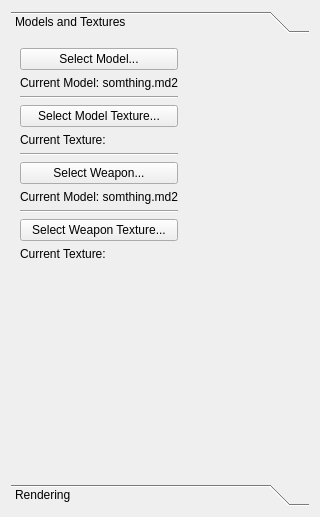
Qt form src/SideBar.ui (adickin/Md2-Viewer) before a commit.
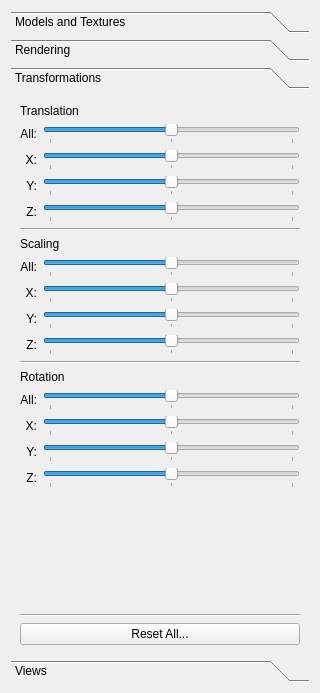
The same form after that commit. The open tabs and pages were chosen to show the change.

```diff
--- a/src/SideBar.ui
+++ b/src/SideBar.ui
@@ -7,7 +7,7 @@
     <x>0</x>
     <y>0</y>
     <width>320</width>
-    <height>517</height>
+    <height>693</height>
    </rect>
   </property>
   <property name="sizePolicy">
@@ -43,7 +43,7 @@
         <x>0</x>
         <y>0</y>
         <width>302</width>
-        <height>435</height>
+        <height>547</height>
        </rect>
       </property>
       <attribute name="label">
@@ -135,19 +135,6 @@
              </item>
             </layout>
            </item>
-           <item>
-            <spacer name="horizontalSpacer_14">
-             <property name="orientation">
-              <enum>Qt::Horizontal</enum>
-             </property>
-             <property name="sizeHint" stdset="0">
-              <size>
-               <width>13</width>
-               <height>108</height>
-              </size>
-             </property>
-            </spacer>
-           </item>
           </layout>
          </item>
          <item>
@@ -281,6 +268,960 @@
        </item>
       </layout>
      </widget>
+     <widget class="QWidget" name="pageThree">
+      <property name="geometry">
+       <rect>
+        <x>0</x>
+        <y>0</y>
+        <width>302</width>
+        <height>547</height>
+       </rect>
+      </property>
+      <attribute name="label">
+       <string>Transformations</string>
+      </attribute>
+      <layout class="QVBoxLayout" name="verticalLayout_36">
+       <item>
+        <layout class="QVBoxLayout" name="verticalLayout_26">
+         <item>
+          <layout class="QVBoxLayout" name="verticalLayout_27">
+           <item>
+            <widget class="QLabel" name="label_32">
+             <property name="text">
+              <string>Translation</string>
+             </property>
+            </widget>
+           </item>
+           <item>
+            <layout class="QHBoxLayout" name="horizontalLayout_9">
+             <item>
+              <layout class="QVBoxLayout" name="verticalLayout_28">
+               <item>
+                <widget class="QLabel" name="label_33">
+                 <property name="text">
+                  <string>All:</string>
+                 </property>
+                 <property name="alignment">
+                  <set>Qt::AlignRight|Qt::AlignTrailing|Qt::AlignVCenter</set>
+                 </property>
+                </widget>
+               </item>
+               <item>
+                <widget class="QLabel" name="label_34">
+                 <property name="text">
+                  <string>X:</string>
+                 </property>
+                 <property name="alignment">
+                  <set>Qt::AlignRight|Qt::AlignTrailing|Qt::AlignVCenter</set>
+                 </property>
+                </widget>
+               </item>
+               <item>
+                <widget class="QLabel" name="label_35">
+                 <property name="text">
+                  <string>Y:</string>
+                 </property>
+                 <property name="alignment">
+                  <set>Qt::AlignRight|Qt::AlignTrailing|Qt::AlignVCenter</set>
+                 </property>
+                </widget>
+               </item>
+               <item>
+                <widget class="QLabel" name="label_36">
+                 <property name="text">
+                  <string>Z:</string>
+                 </property>
+                 <property name="alignment">
+                  <set>Qt::AlignRight|Qt::AlignTrailing|Qt::AlignVCenter</set>
+                 </property>
+                </widget>
+               </item>
+              </layout>
+             </item>
+             <item>
+              <layout class="QVBoxLayout" name="verticalLayout_29">
+               <item>
+                <widget class="QSlider" name="allTranslationSlider">
+                 <property name="minimum">
+                  <number>-180</number>
+                 </property>
+                 <property name="maximum">
+                  <number>180</number>
+                 </property>
+                 <property name="orientation">
+                  <enum>Qt::Horizontal</enum>
+                 </property>
+                 <property name="tickPosition">
+                  <enum>QSlider::TicksBelow</enum>
+                 </property>
+                 <property name="tickInterval">
+                  <number>180</number>
+                 </property>
+                </widget>
+               </item>
+               <item>
+                <widget class="QSlider" name="xTranslationSlider">
+                 <property name="minimum">
+                  <number>-180</number>
+                 </property>
+                 <property name="maximum">
+                  <number>180</number>
+                 </property>
+                 <property name="orientation">
+                  <enum>Qt::Horizontal</enum>
+                 </property>
+                 <property name="tickPosition">
+                  <enum>QSlider::TicksBelow</enum>
+                 </property>
+                 <property name="tickInterval">
+                  <number>180</number>
+                 </property>
+                </widget>
+               </item>
+               <item>
+                <widget class="QSlider" name="yTranslationSlider">
+                 <property name="minimum">
+                  <number>-180</number>
+                 </property>
+                 <property name="maximum">
+                  <number>180</number>
+                 </property>
+                 <property name="orientation">
+                  <enum>Qt::Horizontal</enum>
+                 </property>
+                 <property name="tickPosition">
+                  <enum>QSlider::TicksBelow</enum>
+                 </property>
+                 <property name="tickInterval">
+                  <number>180</number>
+                 </property>
+                </widget>
+               </item>
+               <item>
+                <widget class="QSlider" name="zTranslationSlider">
+                 <property name="minimum">
+                  <number>-180</number>
+                 </property>
+                 <property name="maximum">
+                  <number>180</number>
+                 </property>
+                 <property name="orientation">
+                  <enum>Qt::Horizontal</enum>
+                 </property>
+                 <property name="tickPosition">
+                  <enum>QSlider::TicksBelow</enum>
+                 </property>
+                 <property name="tickInterval">
+                  <number>180</number>
+                 </property>
+                </widget>
+               </item>
+              </layout>
+             </item>
+            </layout>
+           </item>
+          </layout>
+         </item>
+         <item>
+          <widget class="Line" name="line_3">
+           <property name="orientation">
+            <enum>Qt::Horizontal</enum>
+           </property>
+          </widget>
+         </item>
+         <item>
+          <layout class="QVBoxLayout" name="verticalLayout_30">
+           <item>
+            <widget class="QLabel" name="label_37">
+             <property name="text">
+              <string>Scaling</string>
+             </property>
+            </widget>
+           </item>
+           <item>
+            <layout class="QHBoxLayout" name="horizontalLayout_10">
+             <item>
+              <layout class="QVBoxLayout" name="verticalLayout_31">
+               <item>
+                <widget class="QLabel" name="label_38">
+                 <property name="text">
+                  <string>All:</string>
+                 </property>
+                 <property name="alignment">
+                  <set>Qt::AlignRight|Qt::AlignTrailing|Qt::AlignVCenter</set>
+                 </property>
+                </widget>
+               </item>
+               <item>
+                <widget class="QLabel" name="label_39">
+                 <property name="text">
+                  <string>X:</string>
+                 </property>
+                 <property name="alignment">
+                  <set>Qt::AlignRight|Qt::AlignTrailing|Qt::AlignVCenter</set>
+                 </property>
+                </widget>
+               </item>
+               <item>
+                <widget class="QLabel" name="label_40">
+                 <property name="text">
+                  <string>Y:</string>
+                 </property>
+                 <property name="alignment">
+                  <set>Qt::AlignRight|Qt::AlignTrailing|Qt::AlignVCenter</set>
+                 </property>
+                </widget>
+               </item>
+               <item>
+                <widget class="QLabel" name="label_41">
+                 <property name="text">
+                  <string>Z:</string>
+                 </property>
+                 <property name="alignment">
+                  <set>Qt::AlignRight|Qt::AlignTrailing|Qt::AlignVCenter</set>
+                 </property>
+                </widget>
+               </item>
+              </layout>
+             </item>
+             <item>
+              <layout class="QVBoxLayout" name="verticalLayout_32">
+               <item>
+                <widget class="QSlider" name="allScaleSlider">
+                 <property name="minimum">
+                  <number>-180</number>
+                 </property>
+                 <property name="maximum">
+                  <number>180</number>
+                 </property>
+                 <property name="orientation">
+                  <enum>Qt::Horizontal</enum>
+                 </property>
+                 <property name="tickPosition">
+                  <enum>QSlider::TicksBelow</enum>
+                 </property>
+                 <property name="tickInterval">
+                  <number>180</number>
+                 </property>
+                </widget>
+               </item>
+               <item>
+                <widget class="QSlider" name="xScaleSlider">
+                 <property name="minimum">
+                  <number>-180</number>
+                 </property>
+                 <property name="maximum">
+                  <number>180</number>
+                 </property>
+                 <property name="orientation">
+                  <enum>Qt::Horizontal</enum>
+                 </property>
+                 <property name="tickPosition">
+                  <enum>QSlider::TicksBelow</enum>
+                 </property>
+                 <property name="tickInterval">
+                  <number>180</number>
+                 </property>
+                </widget>
+               </item>
+               <item>
+                <widget class="QSlider" name="yScaleSlider">
+                 <property name="minimum">
+                  <number>-180</number>
+                 </property>
+                 <property name="maximum">
+                  <number>180</number>
+                 </property>
+                 <property name="orientation">
+                  <enum>Qt::Horizontal</enum>
+                 </property>
+                 <property name="tickPosition">
+                  <enum>QSlider::TicksBelow</enum>
+                 </property>
+                 <property name="tickInterval">
+                  <number>180</number>
+                 </property>
+                </widget>
+               </item>
+               <item>
+                <widget class="QSlider" name="zScaleSlider">
+                 <property name="minimum">
+                  <number>-180</number>
+                 </property>
+                 <property name="maximum">
+                  <number>180</number>
+                 </property>
+                 <property name="orientation">
+                  <enum>Qt::Horizontal</enum>
+                 </property>
+                 <property name="tickPosition">
+                  <enum>QSlider::TicksBelow</enum>
+                 </property>
+                 <property name="tickInterval">
+                  <number>180</number>
+                 </property>
+                </widget>
+               </item>
+              </layout>
+             </item>
+            </layout>
+           </item>
+          </layout>
+         </item>
+         <item>
+          <widget class="Line" name="line_2">
+           <property name="orientation">
+            <enum>Qt::Horizontal</enum>
+           </property>
+          </widget>
+         </item>
+         <item>
+          <layout class="QVBoxLayout" name="verticalLayout_33">
+           <item>
+            <widget class="QLabel" name="label_42">
+             <property name="text">
+              <string>Rotation</string>
+             </property>
+            </widget>
+           </item>
+           <item>
+            <layout class="QHBoxLayout" name="horizontalLayout_11">
+             <item>
+              <layout class="QVBoxLayout" name="verticalLayout_34">
+               <item>
+                <widget class="QLabel" name="label_43">
+                 <property name="text">
+                  <string>All:</string>
+                 </property>
+                 <property name="alignment">
+                  <set>Qt::AlignRight|Qt::AlignTrailing|Qt::AlignVCenter</set>
+                 </property>
+                </widget>
+               </item>
+               <item>
+                <widget class="QLabel" name="label_44">
+                 <property name="text">
+                  <string>X:</string>
+                 </property>
+                 <property name="alignment">
+                  <set>Qt::AlignRight|Qt::AlignTrailing|Qt::AlignVCenter</set>
+                 </property>
+                </widget>
+               </item>
+               <item>
+                <widget class="QLabel" name="label_45">
+                 <property name="text">
+                  <string>Y:</string>
+                 </property>
+                 <property name="alignment">
+                  <set>Qt::AlignRight|Qt::AlignTrailing|Qt::AlignVCenter</set>
+                 </property>
+                </widget>
+               </item>
+               <item>
+                <widget class="QLabel" name="label_46">
+                 <property name="text">
+                  <string>Z:</string>
+                 </property>
+                 <property name="alignment">
+                  <set>Qt::AlignRight|Qt::AlignTrailing|Qt::AlignVCenter</set>
+                 </property>
+                </widget>
+               </item>
+              </layout>
+             </item>
+             <item>
+              <layout class="QVBoxLayout" name="verticalLayout_35">
+               <item>
+                <widget class="QSlider" name="allRotationSlider">
+                 <property name="minimum">
+                  <number>-180</number>
+                 </property>
+                 <property name="maximum">
+                  <number>180</number>
+                 </property>
+                 <property name="orientation">
+                  <enum>Qt::Horizontal</enum>
+                 </property>
+                 <property name="tickPosition">
+                  <enum>QSlider::TicksBelow</enum>
+                 </property>
+                 <property name="tickInterval">
+                  <number>180</number>
+                 </property>
+                </widget>
+               </item>
+               <item>
+                <widget class="QSlider" name="xRotationSlider">
+                 <property name="minimum">
+                  <number>-180</number>
+                 </property>
+                 <property name="maximum">
+                  <number>180</number>
+                 </property>
+                 <property name="orientation">
+                  <enum>Qt::Horizontal</enum>
+                 </property>
+                 <property name="tickPosition">
+                  <enum>QSlider::TicksBelow</enum>
+                 </property>
+                 <property name="tickInterval">
+                  <number>180</number>
+                 </property>
+                </widget>
+               </item>
+               <item>
+                <widget class="QSlider" name="yRotationSlider">
+                 <property name="minimum">
+                  <number>-180</number>
+                 </property>
+                 <property name="maximum">
+                  <number>180</number>
+                 </property>
+                 <property name="orientation">
+                  <enum>Qt::Horizontal</enum>
+                 </property>
+                 <property name="tickPosition">
+                  <enum>QSlider::TicksBelow</enum>
+                 </property>
+                 <property name="tickInterval">
+                  <number>180</number>
+                 </property>
+                </widget>
+               </item>
+               <item>
+                <widget class="QSlider" name="zRotationSlider">
+                 <property name="minimum">
+                  <number>-180</number>
+                 </property>
+                 <property name="maximum">
+                  <number>180</number>
+                 </property>
+                 <property name="orientation">
+                  <enum>Qt::Horizontal</enum>
+                 </property>
+                 <property name="tickPosition">
+                  <enum>QSlider::TicksBelow</enum>
+                 </property>
+                 <property name="tickInterval">
+                  <number>180</number>
+                 </property>
+                </widget>
+               </item>
+              </layout>
+             </item>
+            </layout>
+           </item>
+          </layout>
+         </item>
+         <item>
+          <spacer name="verticalSpacer_5">
+           <property name="orientation">
+            <enum>Qt::Vertical</enum>
+           </property>
+           <property name="sizeHint" stdset="0">
+            <size>
+             <width>20</width>
+             <height>40</height>
+            </size>
+           </property>
+          </spacer>
+         </item>
+         <item>
+          <widget class="Line" name="line_4">
+           <property name="orientation">
+            <enum>Qt::Horizontal</enum>
+           </property>
+          </widget>
+         </item>
+         <item>
+          <widget class="QPushButton" name="resetAllButtonTransformation">
+           <property name="text">
+            <string>Reset All...</string>
+           </property>
+          </widget>
+         </item>
+        </layout>
+       </item>
+      </layout>
+     </widget>
+     <widget class="QWidget" name="pageFour">
+      <property name="geometry">
+       <rect>
+        <x>0</x>
+        <y>0</y>
+        <width>114</width>
+        <height>542</height>
+       </rect>
+      </property>
+      <attribute name="label">
+       <string>Views</string>
+      </attribute>
+      <layout class="QVBoxLayout" name="verticalLayout_47">
+       <item>
+        <layout class="QVBoxLayout" name="verticalLayout_37">
+         <item>
+          <layout class="QVBoxLayout" name="verticalLayout_38">
+           <item>
+            <widget class="QLabel" name="label_47">
+             <property name="text">
+              <string>Location</string>
+             </property>
+            </widget>
+           </item>
+           <item>
+            <layout class="QHBoxLayout" name="horizontalLayout_12">
+             <item>
+              <layout class="QVBoxLayout" name="verticalLayout_39">
+               <item>
+                <widget class="QLabel" name="label_48">
+                 <property name="text">
+                  <string>All:</string>
+                 </property>
+                 <property name="alignment">
+                  <set>Qt::AlignRight|Qt::AlignTrailing|Qt::AlignVCenter</set>
+                 </property>
+                </widget>
+               </item>
+               <item>
+                <widget class="QLabel" name="label_49">
+                 <property name="text">
+                  <string>X:</string>
+                 </property>
+                 <property name="alignment">
+                  <set>Qt::AlignRight|Qt::AlignTrailing|Qt::AlignVCenter</set>
+                 </property>
+                </widget>
+               </item>
+               <item>
+                <widget class="QLabel" name="label_50">
+                 <property name="text">
+                  <string>Y:</string>
+                 </property>
+                 <property name="alignment">
+                  <set>Qt::AlignRight|Qt::AlignTrailing|Qt::AlignVCenter</set>
+                 </property>
+                </widget>
+               </item>
+               <item>
+                <widget class="QLabel" name="label_51">
+                 <property name="text">
+                  <string>Z:</string>
+                 </property>
+                 <property name="alignment">
+                  <set>Qt::AlignRight|Qt::AlignTrailing|Qt::AlignVCenter</set>
+                 </property>
+                </widget>
+               </item>
+              </layout>
+             </item>
+             <item>
+              <layout class="QVBoxLayout" name="verticalLayout_40">
+               <item>
+                <widget class="QSlider" name="allLocationSlider">
+                 <property name="minimum">
+                  <number>-180</number>
+                 </property>
+                 <property name="maximum">
+                  <number>180</number>
+                 </property>
+                 <property name="orientation">
+                  <enum>Qt::Horizontal</enum>
+                 </property>
+                 <property name="tickPosition">
+                  <enum>QSlider::TicksBelow</enum>
+                 </property>
+                 <property name="tickInterval">
+                  <number>180</number>
+                 </property>
+                </widget>
+               </item>
+               <item>
+                <widget class="QSlider" name="xLocationSlider">
+                 <property name="minimum">
+                  <number>-180</number>
+                 </property>
+                 <property name="maximum">
+                  <number>180</number>
+                 </property>
+                 <property name="orientation">
+                  <enum>Qt::Horizontal</enum>
+                 </property>
+                 <property name="tickPosition">
+                  <enum>QSlider::TicksBelow</enum>
+                 </property>
+                 <property name="tickInterval">
+                  <number>180</number>
+                 </property>
+                </widget>
+               </item>
+               <item>
+                <widget class="QSlider" name="yLocationSlider">
+                 <property name="minimum">
+                  <number>-180</number>
+                 </property>
+                 <property name="maximum">
+                  <number>180</number>
+                 </property>
+                 <property name="orientation">
+                  <enum>Qt::Horizontal</enum>
+                 </property>
+                 <property name="tickPosition">
+                  <enum>QSlider::TicksBelow</enum>
+                 </property>
+                 <property name="tickInterval">
+                  <number>180</number>
+                 </property>
+                </widget>
+               </item>
+               <item>
+                <widget class="QSlider" name="zLocationSlider">
+                 <property name="minimum">
+                  <number>-180</number>
+                 </property>
+                 <property name="maximum">
+                  <number>180</number>
+                 </property>
+                 <property name="orientation">
+                  <enum>Qt::Horizontal</enum>
+                 </property>
+                 <property name="tickPosition">
+                  <enum>QSlider::TicksBelow</enum>
+                 </property>
+                 <property name="tickInterval">
+                  <number>180</number>
+                 </property>
+                </widget>
+               </item>
+              </layout>
+             </item>
+            </layout>
+           </item>
+          </layout>
+         </item>
+         <item>
+          <widget class="Line" name="line_5">
+           <property name="orientation">
+            <enum>Qt::Horizontal</enum>
+           </property>
+          </widget>
+         </item>
+         <item>
+          <layout class="QVBoxLayout" name="verticalLayout_41">
+           <item>
+            <widget class="QLabel" name="label_52">
+             <property name="text">
+              <string>Orientation</string>
+             </property>
+            </widget>
+           </item>
+           <item>
+            <layout class="QHBoxLayout" name="horizontalLayout_13">
+             <item>
+              <layout class="QVBoxLayout" name="verticalLayout_42">
+               <item>
+                <widget class="QLabel" name="label_53">
+                 <property name="text">
+                  <string>All:</string>
+                 </property>
+                 <property name="alignment">
+                  <set>Qt::AlignRight|Qt::AlignTrailing|Qt::AlignVCenter</set>
+                 </property>
+                </widget>
+               </item>
+               <item>
+                <widget class="QLabel" name="label_54">
+                 <property name="text">
+                  <string>X:</string>
+                 </property>
+                 <property name="alignment">
+                  <set>Qt::AlignRight|Qt::AlignTrailing|Qt::AlignVCenter</set>
+                 </property>
+                </widget>
+               </item>
+               <item>
+                <widget class="QLabel" name="label_55">
+                 <property name="text">
+                  <string>Y:</string>
+                 </property>
+                 <property name="alignment">
+                  <set>Qt::AlignRight|Qt::AlignTrailing|Qt::AlignVCenter</set>
+                 </property>
+                </widget>
+               </item>
+               <item>
+                <widget class="QLabel" name="label_56">
+                 <property name="text">
+                  <string>Z:</string>
+                 </property>
+                 <property name="alignment">
+                  <set>Qt::AlignRight|Qt::AlignTrailing|Qt::AlignVCenter</set>
+                 </property>
+                </widget>
+               </item>
+              </layout>
+             </item>
+             <item>
+              <layout class="QVBoxLayout" name="verticalLayout_43">
+               <item>
+                <widget class="QSlider" name="allOrientationSlider">
+                 <property name="minimum">
+                  <number>-180</number>
+                 </property>
+                 <property name="maximum">
+                  <number>180</number>
+                 </property>
+                 <property name="orientation">
+                  <enum>Qt::Horizontal</enum>
+                 </property>
+                 <property name="tickPosition">
+                  <enum>QSlider::TicksBelow</enum>
+                 </property>
+                 <property name="tickInterval">
+                  <number>180</number>
+                 </property>
+                </widget>
+               </item>
+               <item>
+                <widget class="QSlider" name="xOrientationSlider">
+                 <property name="minimum">
+                  <number>-180</number>
+                 </property>
+                 <property name="maximum">
+                  <number>180</number>
+                 </property>
+                 <property name="orientation">
+                  <enum>Qt::Horizontal</enum>
+                 </property>
+                 <property name="tickPosition">
+                  <enum>QSlider::TicksBelow</enum>
+                 </property>
+                 <property name="tickInterval">
+                  <number>180</number>
+                 </property>
+                </widget>
+               </item>
+               <item>
+                <widget class="QSlider" name="yOrientationSlider">
+                 <property name="minimum">
+                  <number>-180</number>
+                 </property>
+                 <property name="maximum">
+                  <number>180</number>
+                 </property>
+                 <property name="orientation">
+                  <enum>Qt::Horizontal</enum>
+                 </property>
+                 <property name="tickPosition">
+                  <enum>QSlider::TicksBelow</enum>
+                 </property>
+                 <property name="tickInterval">
+                  <number>180</number>
+                 </property>
+                </widget>
+               </item>
+               <item>
+                <widget class="QSlider" name="zOrientationSlider">
+                 <property name="minimum">
+                  <number>-180</number>
+                 </property>
+                 <property name="maximum">
+                  <number>180</number>
+                 </property>
+                 <property name="orientation">
+                  <enum>Qt::Horizontal</enum>
+                 </property>
+                 <property name="tickPosition">
+                  <enum>QSlider::TicksBelow</enum>
+                 </property>
+                 <property name="tickInterval">
+                  <number>180</number>
+                 </property>
+                </widget>
+               </item>
+              </layout>
+             </item>
+            </layout>
+           </item>
+          </layout>
+         </item>
+         <item>
+          <widget class="Line" name="line_6">
+           <property name="orientation">
+            <enum>Qt::Horizontal</enum>
+           </property>
+          </widget>
+         </item>
+         <item>
+          <layout class="QVBoxLayout" name="verticalLayout_44">
+           <item>
+            <widget class="QLabel" name="label_57">
+             <property name="text">
+              <string>Direction</string>
+             </property>
+            </widget>
+           </item>
+           <item>
+            <layout class="QHBoxLayout" name="horizontalLayout_14">
+             <item>
+              <layout class="QVBoxLayout" name="verticalLayout_45">
+               <item>
+                <widget class="QLabel" name="label_58">
+                 <property name="text">
+                  <string>All:</string>
+                 </property>
+                 <property name="alignment">
+                  <set>Qt::AlignRight|Qt::AlignTrailing|Qt::AlignVCenter</set>
+                 </property>
+                </widget>
+               </item>
+               <item>
+                <widget class="QLabel" name="label_59">
+                 <property name="text">
+                  <string>X:</string>
+                 </property>
+                 <property name="alignment">
+                  <set>Qt::AlignRight|Qt::AlignTrailing|Qt::AlignVCenter</set>
+                 </property>
+                </widget>
+               </item>
+               <item>
+                <widget class="QLabel" name="label_60">
+                 <property name="text">
+                  <string>Y:</string>
+                 </property>
+                 <property name="alignment">
+                  <set>Qt::AlignRight|Qt::AlignTrailing|Qt::AlignVCenter</set>
+                 </property>
+                </widget>
+               </item>
+               <item>
+                <widget class="QLabel" name="label_61">
+                 <property name="text">
+                  <string>Z:</string>
+                 </property>
+                 <property name="alignment">
+                  <set>Qt::AlignRight|Qt::AlignTrailing|Qt::AlignVCenter</set>
+                 </property>
+                </widget>
+               </item>
+              </layout>
+             </item>
+             <item>
+              <layout class="QVBoxLayout" name="verticalLayout_46">
+               <item>
+                <widget class="QSlider" name="allDirectionSlider">
+                 <property name="minimum">
+                  <number>-180</number>
+                 </property>
+                 <property name="maximum">
+                  <number>180</number>
+                 </property>
+                 <property name="orientation">
+                  <enum>Qt::Horizontal</enum>
+                 </property>
+                 <property name="tickPosition">
+                  <enum>QSlider::TicksBelow</enum>
+                 </property>
+                 <property name="tickInterval">
+                  <number>180</number>
+                 </property>
+                </widget>
+               </item>
+               <item>
+                <widget class="QSlider" name="xDirectionSlider">
+                 <property name="minimum">
+                  <number>-180</number>
+                 </property>
+                 <property name="maximum">
+                  <number>180</number>
+                 </property>
+                 <property name="orientation">
+                  <enum>Qt::Horizontal</enum>
+                 </property>
+                 <property name="tickPosition">
+                  <enum>QSlider::TicksBelow</enum>
+                 </property>
+                 <property name="tickInterval">
+                  <number>180</number>
+                 </property>
+                </widget>
+               </item>
+               <item>
+                <widget class="QSlider" name="yDirectionSlider">
+                 <property name="minimum">
+                  <number>-180</number>
+                 </property>
+                 <property name="maximum">
+                  <number>180</number>
+                 </property>
+                 <property name="orientation">
+                  <enum>Qt::Horizontal</enum>
+                 </property>
+                 <property name="tickPosition">
+                  <enum>QSlider::TicksBelow</enum>
+                 </property>
+                 <property name="tickInterval">
+                  <number>180</number>
+                 </property>
+                </widget>
+               </item>
+               <item>
+                <widget class="QSlider" name="zScaleSlider_4">
+                 <property name="minimum">
+                  <number>-180</number>
+                 </property>
+                 <property name="maximum">
+                  <number>180</number>
+                 </property>
+                 <property name="orientation">
+                  <enum>Qt::Horizontal</enum>
+                 </property>
+                 <property name="tickPosition">
+                  <enum>QSlider::TicksBelow</enum>
+                 </property>
+                 <property name="tickInterval">
+                  <number>180</number>
+                 </property>
+                </widget>
+               </item>
+              </layout>
+             </item>
+            </layout>
+           </item>
+          </layout>
+         </item>
+         <item>
+          <spacer name="verticalSpacer_6">
+           <property name="orientation">
+            <enum>Qt::Vertical</enum>
+           </property>
+           <property name="sizeHint" stdset="0">
+            <size>
+             <width>20</width>
+             <height>40</height>
+            </size>
+           </property>
+          </spacer>
+         </item>
+         <item>
+          <widget class="Line" name="line_10">
+           <property name="orientation">
+            <enum>Qt::Horizontal</enum>
+           </property>
+          </widget>
+         </item>
+         <item>
+          <widget class="QPushButton" name="resetAllButtonView">
+           <property name="text">
+            <string>Reset All...</string>
+           </property>
+          </widget>
+         </item>
+        </layout>
+       </item>
+      </layout>
+     </widget>
     </widget>
    </item>
   </layout>
```
Left out of the diff: 17 changed lines with no effect on the pictures.
